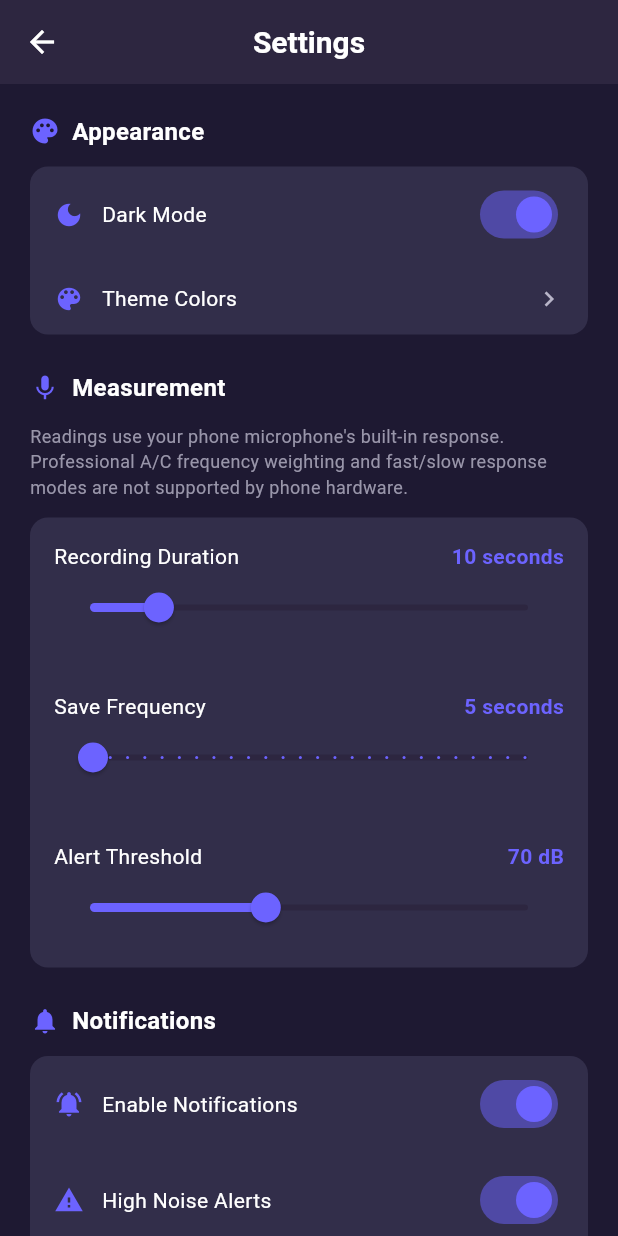
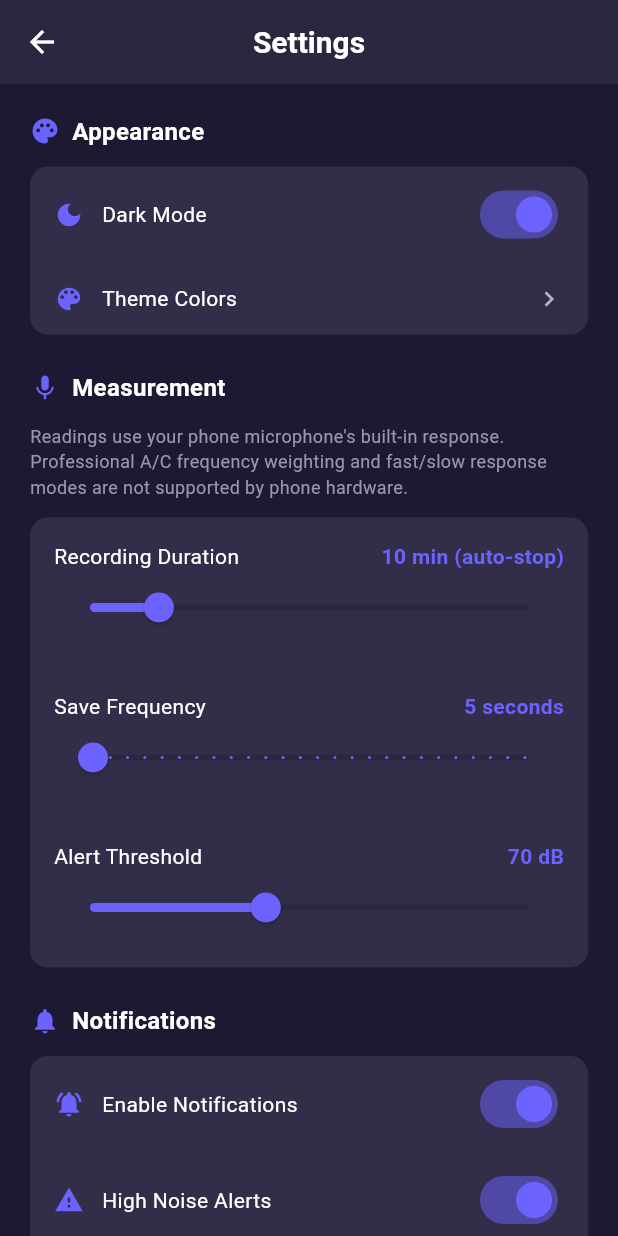
Before and after one commit to NuhaadhHasn/noise_pollution_mapper, a Flutter app: the DashboardScreen screen opened directly, scrolled down 270 dp, after a tap on the "mic" icon, after a tap on the "settings" icon, on a phone screen of 412 x 824 dp. Run offline on Flutter 3.47's test engine with Material 3 defaults, Android fonts, the phone set to English and light mode, and no system bars; our stand-ins replace cloud_firestore, connectivity_plus, firebase_auth, firebase_core, fl_chart, flutter_image_compress and 10 more; missing offline and left inert: flutter_inappwebview, flutter_map_marker_cluster, flutter_sound, noise_meter, tflite_flutter; accounts and stored records are empty; statements that could not run were skipped.

Commit message:
feat(recording): auto-stop recording via recording_duration_minutes setting (settings-6)
settings-6 / uiux-1: the 'recording_duration' pref was never consumed and
its 1-60 SECOND unit would have crippled monitoring. Re-unit to minutes
under the new key 'recording_duration_minutes' (1-60, default 10); the old
seconds key is deleted on load so a stored value is never reinterpreted.

The dashboard gains a one-shot _autoStopTimer created after the last timer
in _startRecording (reusing Step 3's prefs instance, clamped 1-60 min); it
stops recording and explains why via snackbar, and is cancelled alongside
the other timers in _stopRecording so a manual stop suppresses it.

Adaptation (playbook §4.3): applied semantically against the post-04/05/06
_startRecording — auto-stop placed after the classification timer and
before `} catch`, cancel placed alongside `_saveTimer?.cancel()`.

```diff
--- a/lib/screens/dashboard_screen.dart
+++ b/lib/screens/dashboard_screen.dart
@@ -88,6 +88,9 @@ class _DashboardScreenState extends State<DashboardScreen> with WidgetsBindingOb
 
   // Timer for periodic sound classification (every 5 seconds)
   Timer? _classificationTimer;
+
+  // One-shot auto-stop timer ('recording_duration_minutes' pref — settings-6)
+  Timer? _autoStopTimer;
 
   // Track if we've already shown alert for current high noise session
   bool _hasShownHighNoiseAlert = false;
@@ -677,6 +680,27 @@ class _DashboardScreenState extends State<DashboardScreen> with WidgetsBindingOb
 
         _performSoundClassification();
       });
+
+      // Auto-stop after the user's chosen duration
+      // ('recording_duration_minutes' pref, 1-60 min, default 10 — settings-6).
+      final autoStopMinutes =
+          (prefs.getInt('recording_duration_minutes') ?? 10).clamp(1, 60).toInt();
+      _autoStopTimer = Timer(Duration(minutes: autoStopMinutes), () {
+        if (!_isRecording || !mounted) return;
+        AppLogger.info(
+          'Auto-stopping recording after $autoStopMinutes minute(s)',
+        );
+        _stopRecording();
+        ScaffoldMessenger.of(context).showSnackBar(
+          SnackBar(
+            content: Text(
+              'Recording stopped automatically after $autoStopMinutes min '
+              '(change in Settings > Recording Duration)',
+            ),
+            duration: const Duration(seconds: 3),
+          ),
+        );
+      });
     } catch (e) {
       AppLogger.error('Error starting recording', e);
       // Roll back: tear down anything partially started and clear the flag
@@ -727,6 +751,8 @@ class _DashboardScreenState extends State<DashboardScreen> with WidgetsBindingOb
     _audioStreamSubscription?.cancel();
     _saveTimer?.cancel();
     _classificationTimer?.cancel();
+    _autoStopTimer?.cancel();
+    _autoStopTimer = null;
 
     // Stop audio recorder with timeout (CRITICAL FIX - prevents hanging)
     if (_audioRecorder != null && _audioRecorder!.isRecording) {
--- a/lib/screens/settings_screen_enhanced.dart
+++ b/lib/screens/settings_screen_enhanced.dart
@@ -28,7 +28,7 @@ class _SettingsScreenEnhancedState extends State<SettingsScreenEnhanced> {
   bool _anonymizeLocation = false;
   bool _highNoiseAlerts = true;
   bool _dailyReminders = false;
-  int _recordingDuration = 10; // seconds
+  int _recordingDurationMinutes = 10; // minutes (auto-stop)
   int _saveFrequency = 5; // seconds
   double _dbThreshold = 70.0;
 
@@ -49,6 +49,10 @@ class _SettingsScreenEnhancedState extends State<SettingsScreenEnhanced> {
     // all readings already flow to the shared community collection, and the
     // real privacy control is 'anonymize_location' (playbook 04).
     await prefs.remove('share_data_with_researchers');
+    // settings-6: old key stored SECONDS and was never consumed; replaced by
+    // 'recording_duration_minutes' (auto-stop). Removed so a stored value is
+    // never reinterpreted under the new unit.
+    await prefs.remove('recording_duration');
     if (mounted) {
       setState(() {
         _notificationsEnabled = prefs.getBool('notifications_enabled') ?? true;
@@ -56,7 +60,8 @@ class _SettingsScreenEnhancedState extends State<SettingsScreenEnhanced> {
         _dailyReminders = prefs.getBool('daily_reminders') ?? false;
         _darkMode = prefs.getBool('dark_mode') ?? true;
         _anonymizeLocation = prefs.getBool('anonymize_location') ?? false;
-        _recordingDuration = prefs.getInt('recording_duration') ?? 10;
+        _recordingDurationMinutes =
+            prefs.getInt('recording_duration_minutes') ?? 10;
         _saveFrequency = prefs.getInt('save_frequency') ?? 5;
         _dbThreshold = prefs.getDouble('db_threshold') ?? 70.0;
       });
@@ -134,13 +139,13 @@ class _SettingsScreenEnhancedState extends State<SettingsScreenEnhanced> {
           _buildSettingCard([
             _buildSliderSetting(
               'Recording Duration',
-              _recordingDuration.toDouble(),
+              _recordingDurationMinutes.toDouble(),
               1,
               60,
-              'seconds',
+              'min (auto-stop)',
               (val) {
-                setState(() => _recordingDuration = val.toInt());
-                _saveSetting('recording_duration', val.toInt());
+                setState(() => _recordingDurationMinutes = val.toInt());
+                _saveSetting('recording_duration_minutes', val.toInt());
               },
             ),
             _buildSliderSetting(
```
